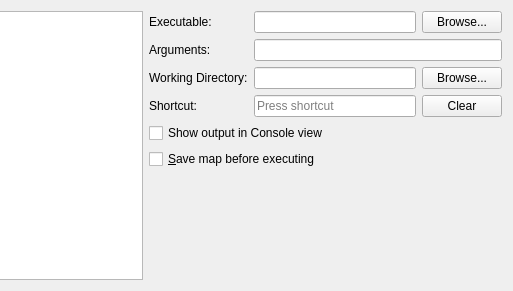
Above: src/tiled/commandsedit.ui from mapeditor/tiled before the change; both pictures show x 221 to 734 and y 0 to 291 of the 734 by 291 pixel window. Below: the same form after it.
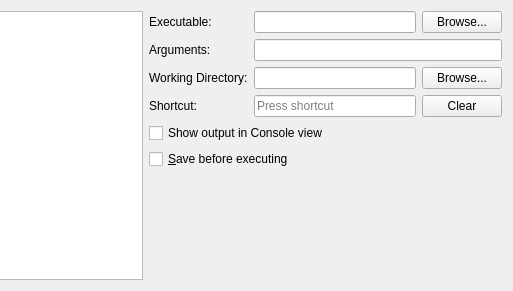
That is the form after the change. Custom widgets are drawn as their Qt base class.

Commit message:
Tweaked string in Edit Commands dialog
It's no longer just about saving map files, since this also applies to
tilesets and since recently also worlds.

Diff of the .ui file:
```diff
--- a/src/tiled/commandsedit.ui
+++ b/src/tiled/commandsedit.ui
@@ -98,7 +98,7 @@
      <item row="5" column="0" colspan="3">
       <widget class="QCheckBox" name="saveBox">
        <property name="text">
-        <string>&amp;Save map before executing</string>
+        <string>&amp;Save before executing</string>
        </property>
       </widget>
      </item>
```
